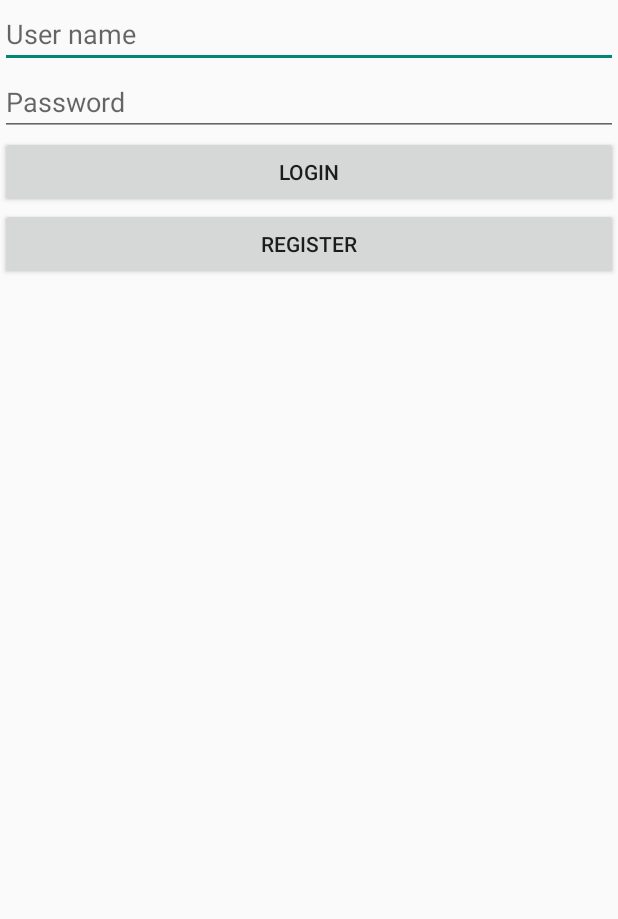
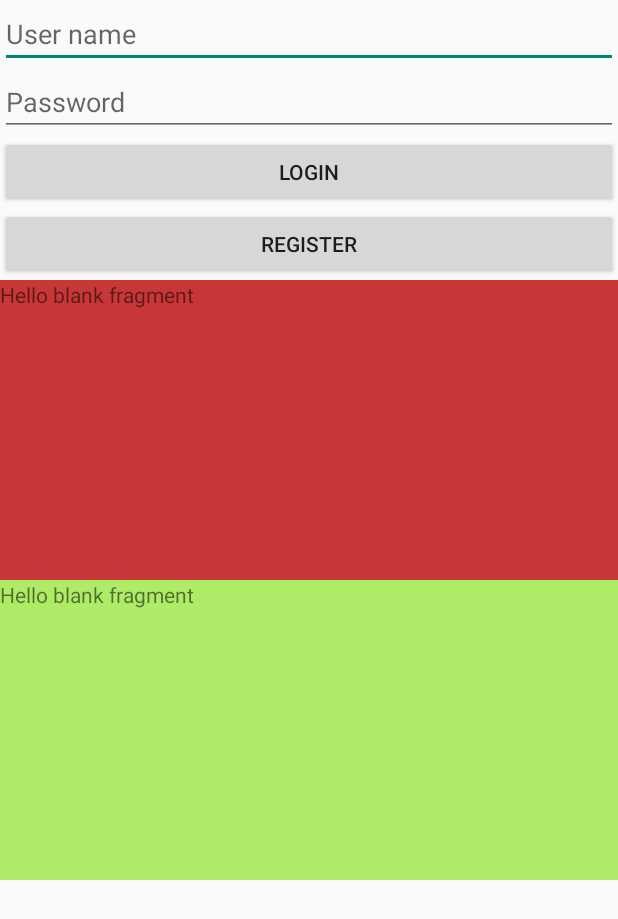
Before and after one commit to TranQuangHuy16/Android56, an Android app: the screen it shows after launch (MainActivity), on a phone screen of 412 x 824 dp. Shown: the top 919 px of the screen. Run offline under Robolectric (Android 15) with nearby library versions, the phone set to English and light mode, and no system bars.

Commit message:
Bai tap android day 2

```diff
--- /dev/null
+++ b/Android_Day2/app/src/main/java/com/example/android56_day2/Constants.java
@@ -0,0 +1,8 @@
+package com.example.android56_day2;
+
+public class Constants {
+    public static final String SHARE_PREF_NAME = "my_prefs";
+    public static final String USER_NAME = "userName";
+
+    public static final String USER_LIST = "userList";
+}
--- a/Android_Day2/app/src/main/java/com/example/android56_day2/HomeActivity.java
+++ b/Android_Day2/app/src/main/java/com/example/android56_day2/HomeActivity.java
@@ -1,9 +1,11 @@
 package com.example.android56_day2;
 
 import android.content.Intent;
+import android.content.SharedPreferences;
 import android.os.Bundle;
 import android.widget.Button;
 import android.widget.TextView;
+import android.widget.Toast;
 
 import androidx.activity.EdgeToEdge;
 import androidx.appcompat.app.AppCompatActivity;
@@ -36,6 +38,10 @@ public class HomeActivity extends AppCompatActivity {
             setResult(RESULT_OK, intent);
             finish();
         });
+
+        SharedPreferences sharedPreferences = getSharedPreferences("my_prefs", MODE_PRIVATE);
+        String name = sharedPreferences.getString(Constants.USER_NAME, "default");
+        Toast.makeText(HomeActivity.this, name, Toast.LENGTH_SHORT).show();
     }
 
     private void initData() {
--- a/Android_Day2/app/src/main/java/com/example/android56_day2/MainActivity.java
+++ b/Android_Day2/app/src/main/java/com/example/android56_day2/MainActivity.java
@@ -1,6 +1,7 @@
 package com.example.android56_day2;
 
 import android.content.Intent;
+import android.content.SharedPreferences;
 import android.os.Bundle;
 import android.util.Log;
 import android.widget.Button;
@@ -17,6 +18,7 @@ import com.example.android56_day2.models.User;
 
 import java.lang.reflect.Array;
 import java.util.ArrayList;
+import java.util.Set;
 
 
 public class MainActivity extends AppCompatActivity {
@@ -38,6 +40,28 @@ public class MainActivity extends AppCompatActivity {
         Log.d(TAG, "onCreate: ");
 
         initView();
+
+//        SharedPreferences sharedPreferences = getSharedPreferences(Constants.SHARE_PREF_NAME, MODE_PRIVATE);
+//        String name = "Huy";
+//        sharedPreferences.edit().putString(Constants.USER_NAME, name).apply();
+
+        initFragments();
+    }
+
+    private void initFragments() {
+        // add SettingFragment
+        SettingFragment settingFragment = SettingFragment.newInstance();
+        getSupportFragmentManager().beginTransaction()
+                .add(R.id.flFirst, settingFragment)
+                .commit();
+
+        // Replce SecondFragment
+        SecondFragment secondFragment = SecondFragment.newInstance("", "");
+        getSupportFragmentManager().beginTransaction()
+                .replace(R.id.flSecond, secondFragment)
+                .commit();
+
+//        getSupportFragmentManager().beginTransaction().remove(secondFragment).commit();
     }
 
     private void initView() {
--- /dev/null
+++ b/Android_Day2/app/src/main/java/com/example/android56_day2/SecondFragment.java
@@ -0,0 +1,64 @@
+package com.example.android56_day2;
+
+import android.os.Bundle;
+
+import androidx.fragment.app.Fragment;
+
+import android.view.LayoutInflater;
+import android.view.View;
+import android.view.ViewGroup;
+
+/**
+ * A simple {@link Fragment} subclass.
+ * Use the {@link SecondFragment#newInstance} factory method to
+ * create an instance of this fragment.
+ */
+public class SecondFragment extends Fragment {
+
+    // TODO: Rename parameter arguments, choose names that match
+    // the fragment initialization parameters, e.g. ARG_ITEM_NUMBER
+    private static final String ARG_PARAM1 = "param1";
+    private static final String ARG_PARAM2 = "param2";
+
+    // TODO: Rename and change types of parameters
+    private String mParam1;
+    private String mParam2;
+
+    public SecondFragment() {
+        // Required empty public constructor
+    }
+
+    /**
+     * Use this factory method to create a new instance of
+     * this fragment using the provided parameters.
+     *
+     * @param param1 Parameter 1.
+     * @param param2 Parameter 2.
+     * @return A new instance of fragment SecondFragment.
+     */
+    // TODO: Rename and change types and number of parameters
+    public static SecondFragment newInstance(String param1, String param2) {
+        SecondFragment fragment = new SecondFragment();
+        Bundle args = new Bundle();
+        args.putString(ARG_PARAM1, param1);
+        args.putString(ARG_PARAM2, param2);
+        fragment.setArguments(args);
+        return fragment;
+    }
+
+    @Override
+    public void onCreate(Bundle savedInstanceState) {
+        super.onCreate(savedInstanceState);
+        if (getArguments() != null) {
+            mParam1 = getArguments().getString(ARG_PARAM1);
+            mParam2 = getArguments().getString(ARG_PARAM2);
+        }
+    }
+
+    @Override
+    public View onCreateView(LayoutInflater inflater, ViewGroup container,
+                             Bundle savedInstanceState) {
+        // Inflate the layout for this fragment
+        return inflater.inflate(R.layout.fragment_second, container, false);
+    }
+}
--- /dev/null
+++ b/Android_Day2/app/src/main/java/com/example/android56_day2/SettingFragment.java
@@ -0,0 +1,58 @@
+package com.example.android56_day2;
+
+import android.os.Bundle;
+
+import androidx.annotation.NonNull;
+import androidx.annotation.Nullable;
+import androidx.fragment.app.Fragment;
+
+import android.view.LayoutInflater;
+import android.view.View;
+import android.view.ViewGroup;
+
+/**
+ * A simple {@link Fragment} subclass.
+ * Use the {@link SettingFragment#newInstance} factory method to
+ * create an instance of this fragment.
+ */
+public class SettingFragment extends Fragment {
+    public SettingFragment() {
+        // Required empty public constructor
+    }
+
+    public static SettingFragment newInstance() {
+        Bundle args = new Bundle();
+        SettingFragment fragment = new SettingFragment();
+        fragment.setArguments(args);
+        return fragment;
+    }
+    public static SettingFragment newInstance(String param1, String param2) {
+        SettingFragment fragment = new SettingFragment();
+        Bundle args = new Bundle();
+//        args.putString(ARG_PARAM1, param1);
+//        args.putString(ARG_PARAM2, param2);
+        fragment.setArguments(args);
+        return fragment;
+    }
+
+    @Override
+    public void onCreate(Bundle savedInstanceState) {
+        super.onCreate(savedInstanceState);
+//        if (getArguments() != null) {
+//            mParam1 = getArguments().getString(ARG_PARAM1);
+//            mParam2 = getArguments().getString(ARG_PARAM2);
+//        }
+    }
+
+    @Override
+    public View onCreateView(LayoutInflater inflater, ViewGroup container,
+                             Bundle savedInstanceState) {
+        // Inflate the layout for this fragment
+        return inflater.inflate(R.layout.fragment_setting, container, false);
+    }
+
+    @Override
+    public void onViewCreated(@NonNull View view, @Nullable Bundle savedInstanceState) {
+        super.onViewCreated(view, savedInstanceState);
+    }
+}
--- a/Android_Day2/app/src/main/res/layout/activity_login.xml
+++ b/Android_Day2/app/src/main/res/layout/activity_login.xml
@@ -34,4 +34,13 @@
         android:layout_width="match_parent"
         android:layout_height="wrap_content"
         android:text="Register" />
+
+    <FrameLayout
+        android:id="@+id/flFirst"
+        android:layout_width="match_parent"
+        android:layout_height="200dp"/>
+    <FrameLayout
+        android:id="@+id/flSecond"
+        android:layout_width="match_parent"
+        android:layout_height="200dp"/>
 </LinearLayout>
--- /dev/null
+++ b/Android_Day2/app/src/main/res/layout/fragment_second.xml
@@ -0,0 +1,15 @@
+<?xml version="1.0" encoding="utf-8"?>
+<FrameLayout xmlns:android="http://schemas.android.com/apk/res/android"
+    xmlns:tools="http://schemas.android.com/tools"
+    android:background="#AEEB67"
+    android:layout_width="match_parent"
+    android:layout_height="match_parent"
+    tools:context=".SecondFragment">
+
+    <!-- TODO: Update blank fragment layout -->
+    <TextView
+        android:layout_width="match_parent"
+        android:layout_height="match_parent"
+        android:text="@string/hello_blank_fragment" />
+
+</FrameLayout>
--- /dev/null
+++ b/Android_Day2/app/src/main/res/layout/fragment_setting.xml
@@ -0,0 +1,15 @@
+<?xml version="1.0" encoding="utf-8"?>
+<FrameLayout xmlns:android="http://schemas.android.com/apk/res/android"
+    xmlns:tools="http://schemas.android.com/tools"
+    android:background="#C73737"
+    android:layout_width="match_parent"
+    android:layout_height="match_parent"
+    tools:context=".SettingFragment">
+
+    <!-- TODO: Update blank fragment layout -->
+    <TextView
+        android:layout_width="match_parent"
+        android:layout_height="match_parent"
+        android:text="@string/hello_blank_fragment" />
+
+</FrameLayout>
--- a/Android_Day2/app/src/main/res/values/strings.xml
+++ b/Android_Day2/app/src/main/res/values/strings.xml
@@ -1,3 +1,5 @@
 <resources>
     <string name="app_name">Android56_Day2</string>
+    <!-- TODO: Remove or change this placeholder text -->
+    <string name="hello_blank_fragment">Hello blank fragment</string>
 </resources>
```
